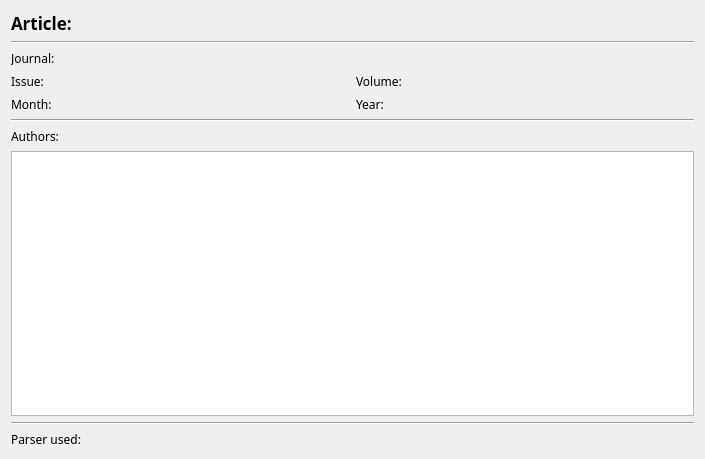
Qt form viewarticle.ui (falconofdoom/gui) before a commit.
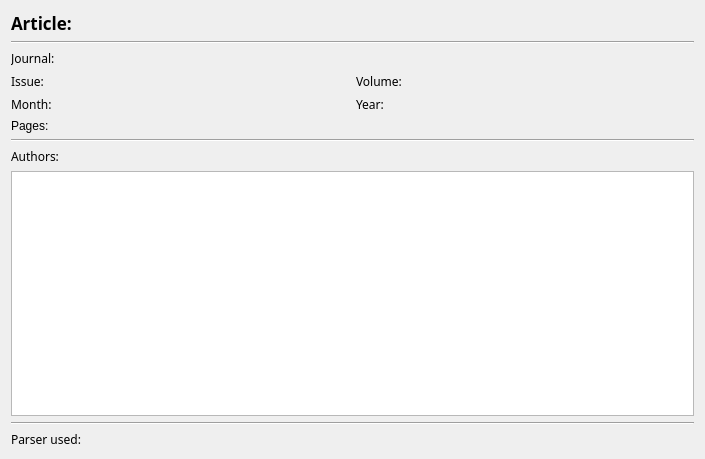
The same form after that commit.

```diff
--- a/viewarticle.ui
+++ b/viewarticle.ui
@@ -16,7 +16,7 @@
   <layout class="QGridLayout" name="gridLayout">
    <item row="0" column="0">
     <layout class="QGridLayout" name="gridLayout_2">
-     <item row="11" column="0">
+     <item row="12" column="0">
       <widget class="QLabel" name="parserLabel">
        <property name="font">
         <font>
@@ -55,7 +55,7 @@
        </property>
       </widget>
      </item>
-     <item row="9" column="0">
+     <item row="10" column="0">
       <widget class="QTableView" name="tableView">
        <attribute name="horizontalHeaderCascadingSectionResizes">
         <bool>false</bool>
@@ -121,7 +121,7 @@
        </item>
       </layout>
      </item>
-     <item row="6" column="0">
+     <item row="7" column="0">
       <widget class="Line" name="line_2">
        <property name="font">
         <font>
@@ -133,7 +133,7 @@
        </property>
       </widget>
      </item>
-     <item row="10" column="0">
+     <item row="11" column="0">
       <widget class="Line" name="line_3">
        <property name="font">
         <font>
@@ -157,8 +157,8 @@
        </property>
       </widget>
      </item>
-     <item row="7" column="0">
-      <widget class="QLabel" name="label">
+     <item row="8" column="0">
+      <widget class="QLabel" name="authorLabel">
        <property name="font">
         <font>
          <family>Trebuchet MS</family>
@@ -169,6 +169,13 @@
        </property>
       </widget>
      </item>
+     <item row="6" column="0">
+      <widget class="QLabel" name="pageLabel">
+       <property name="text">
+        <string>Pages: </string>
+       </property>
+      </widget>
+     </item>
     </layout>
    </item>
   </layout>
```
